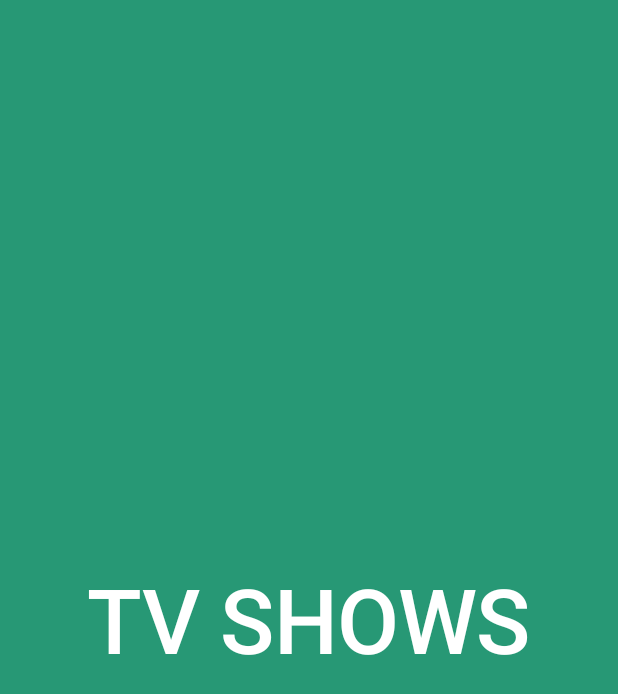
After one commit to llucasft/TvShowsMVVM, an Android app: the SplashActivity screen opened directly, with no data from a screen before it, on a phone screen of 412 x 824 dp. The commit adds this screen. Shown: the top 694 px of the screen. Run offline under Robolectric (Android 15) with nearby library versions, the phone set to English and light mode, and no system bars; network calls fail; 1 statement that could not run was skipped.

Commit message:
Creation of Splash Screen

```diff
--- a/app/src/main/java/com/practice/tvshows_mvvm/MainActivity.kt
+++ b/app/src/main/java/com/practice/tvshows_mvvm/MainActivity.kt
@@ -3,7 +3,6 @@ package com.practice.tvshows_mvvm
 import android.content.Intent
 import android.os.Bundle
 import android.view.View
-import android.widget.Toast
 import androidx.activity.viewModels
 import androidx.appcompat.app.AppCompatActivity
 import androidx.recyclerview.widget.LinearLayoutManager
@@ -47,7 +46,7 @@ class MainActivity : AppCompatActivity() {
             layoutManager = LinearLayoutManager(this@MainActivity)
         }
 
-        tvShowAdapter.setOnItemClickListener(object : TvShowAdapter.onItemClickListener {
+        tvShowAdapter.setOnItemClickListener(object : TvShowAdapter.OnItemClickListener {
             override fun onItemClick(position: Int) {
                 listTvShows[position]
                 val intent = Intent(applicationContext, TvShowDetailActivity::class.java)
--- /dev/null
+++ b/app/src/main/java/com/practice/tvshows_mvvm/ui/SplashActivity.kt
@@ -0,0 +1,30 @@
+package com.practice.tvshows_mvvm.ui
+
+import android.content.Intent
+import androidx.appcompat.app.AppCompatActivity
+import android.os.Bundle
+import com.practice.tvshows_mvvm.MainActivity
+import com.practice.tvshows_mvvm.databinding.ActivitySplashBinding
+
+class SplashActivity : AppCompatActivity() {
+
+    private lateinit var binding: ActivitySplashBinding
+
+    override fun onCreate(savedInstanceState: Bundle?) {
+        super.onCreate(savedInstanceState)
+        binding = ActivitySplashBinding.inflate(layoutInflater)
+        setContentView(binding.root)
+        setupSplash()
+        supportActionBar?.hide()
+    }
+
+    private fun setupSplash() = with(binding) {
+        tvSplash.alpha = 0f
+        tvSplash.animate().setDuration(1000).alpha(1f).withEndAction {
+            val intent = Intent(this@SplashActivity, MainActivity::class.java)
+            startActivity(intent)
+            overridePendingTransition(android.R.anim.fade_in, android.R.anim.fade_out)
+            finish()
+        }
+    }
+}
--- /dev/null
+++ b/app/src/main/res/layout/activity_splash.xml
@@ -0,0 +1,24 @@
+<?xml version="1.0" encoding="utf-8"?>
+<androidx.constraintlayout.widget.ConstraintLayout xmlns:android="http://schemas.android.com/apk/res/android"
+    xmlns:app="http://schemas.android.com/apk/res-auto"
+    xmlns:tools="http://schemas.android.com/tools"
+    android:layout_width="match_parent"
+    android:layout_height="match_parent"
+    tools:context=".ui.SplashActivity"
+    android:background="@color/colorPrimary">
+
+    <com.google.android.material.textview.MaterialTextView
+        android:id="@+id/tvSplash"
+        style="@style/TextAppearance.MaterialComponents.Headline2"
+        android:layout_width="wrap_content"
+        android:layout_height="wrap_content"
+        android:text="TV SHOWS"
+        android:textColor="@color/white"
+        android:textStyle="bold"
+        app:layout_constraintBottom_toBottomOf="parent"
+        app:layout_constraintEnd_toEndOf="parent"
+        app:layout_constraintHorizontal_bias="0.5"
+        app:layout_constraintStart_toStartOf="parent"
+        app:layout_constraintTop_toTopOf="parent" />
+
+</androidx.constraintlayout.widget.ConstraintLayout>
```
Also changed, not shown: app/src/main/AndroidManifest.xml (+14 -6 lines), app/src/main/java/com/practice/tvshows_mvvm/adapter/TvShowAdapter.kt (+4 -6 lines).
